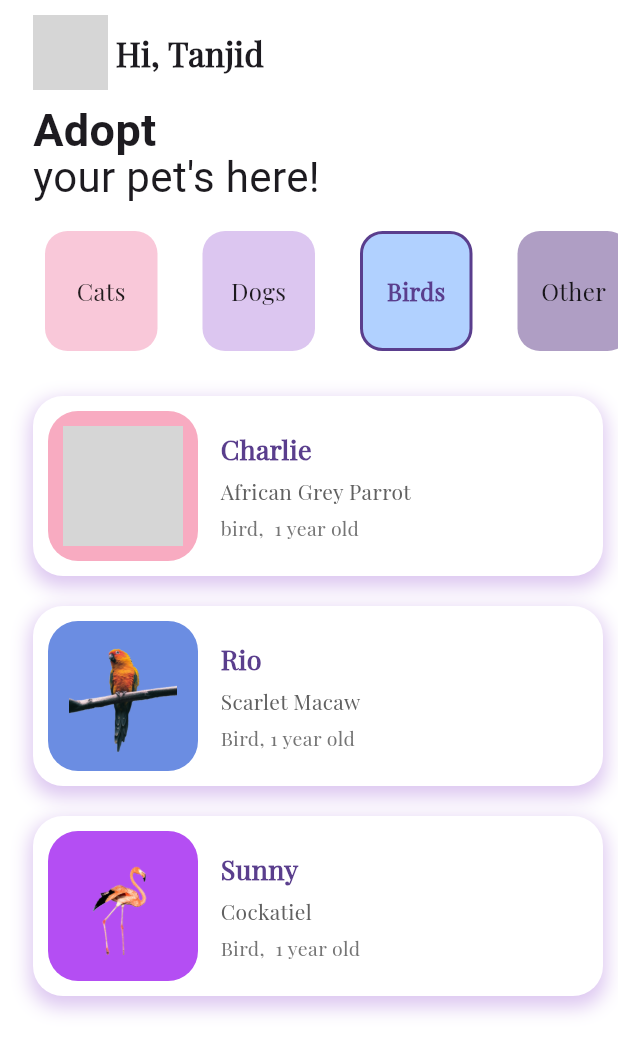
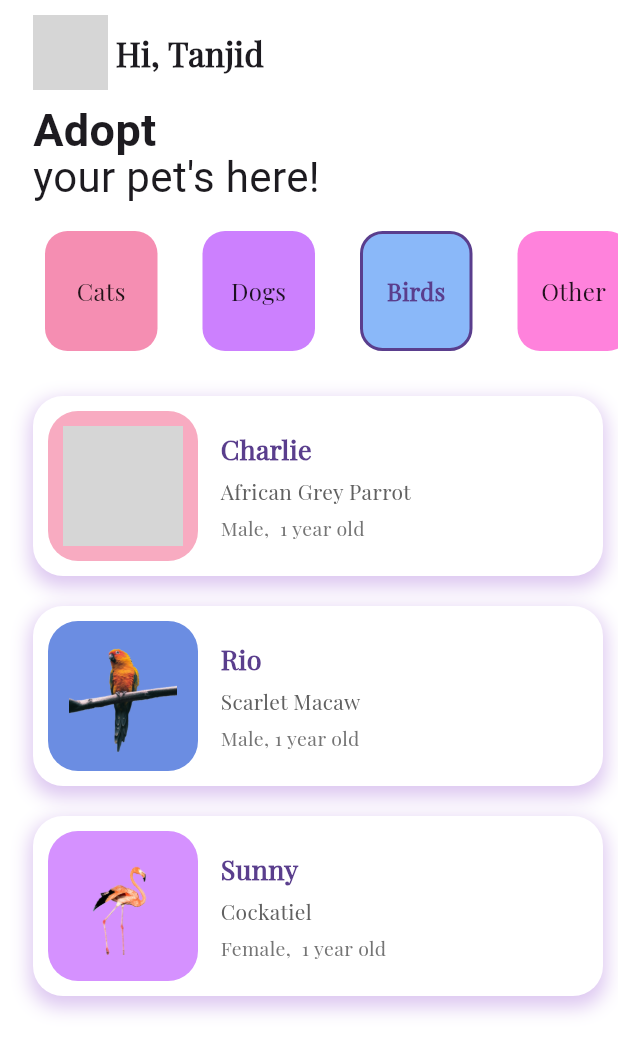
Before and after one commit to TatsTuly/petsrology, a Flutter app: the PetsHomeScreen screen opened by its route, after a tap on "Dogs", after a tap on "Birds", on a phone screen of 412 x 824 dp. Shown: the top 1053 px of the screen. Run offline on Flutter 3.47's test engine with Material 3 defaults, Android fonts, the phone set to English and light mode, and no system bars; grey boxes are pictures that could not be loaded.

Commit message:
colorupdate

```diff
--- a/lib/adoption_screens/home_screen.dart
+++ b/lib/adoption_screens/home_screen.dart
@@ -13,9 +13,9 @@ class _PetsHomeScreenState extends State<PetsHomeScreen> {
   int selectedIndex = 0;
 
   final List<Color> themeColors = [
-    Color(0xFFF9C8D9), // light pink
-    Color(0xFFDCC6F0), // light purple
-    Color(0xFFB1D1FF), // sky blue
+    Color(0xFFF9C8D9),
+    Color(0xFFDCC6F0),
+    Color(0xFFB1D1FF),
     Color(0xFFAF9EC4), // purple
     Color(0xFF5A3E8D), // dark purple
   ];
@@ -179,10 +179,10 @@ class _PetsHomeScreenState extends State<PetsHomeScreen> {
 
   Widget categorySelection() {
     final List<Color> buttonColors = [
-      const Color(0xFFF9C8D9), // light pink
-      const Color(0xFFDCC6F0), // light purple
-      const Color(0xFFB1D1FF), // sky blue
-      const Color(0xFFAF9EC4), // purple
+      const Color.fromARGB(255, 245, 142, 178),
+      const Color.fromARGB(255, 204, 128, 254),
+      const Color.fromARGB(255, 138, 184, 249),
+      const Color.fromARGB(255, 255, 130, 220),
     ];
 
     return SizedBox(
--- a/lib/model/pets_model.dart
+++ b/lib/model/pets_model.dart
@@ -29,8 +29,8 @@ List<PetsModel> cats = [
     image: 'assets/adoption/cat/cat1.png',
     age: "1",
     origin: "US",
-    sex: "Femail ",
-    color: const Color.fromARGB(255, 233, 132, 237),
+    sex: "Female ",
+    color: const Color.fromARGB(255, 241, 160, 244),
     description:
         "Pets bring joy, companionship, and love into our lives. Whether furry, feathered, or scaled, they offer comfort and loyalty. From playful antics to gentle purrs, they teach us patience and responsibility.",
   ),
@@ -40,8 +40,8 @@ List<PetsModel> cats = [
     image: 'assets/adoption/cat/cat2.png',
     age: "2",
     origin: "US",
-    sex: "Femail ",
-    color: const Color.fromARGB(255, 53, 174, 255),
+    sex: "Female",
+    color: const Color.fromARGB(255, 149, 210, 251),
     description:
         "Pets bring joy, companionship, and love into our lives. Whether furry, feathered, or scaled, they offer comfort and loyalty. From playful antics to gentle purrs, they teach us patience and responsibility.",
   ),
@@ -51,8 +51,8 @@ List<PetsModel> cats = [
     image: 'assets/adoption/cat/cat3.png',
     age: "3 ",
     origin: "Iran",
-    sex: "Femail ",
-    color: const Color.fromARGB(255, 134, 69, 255),
+    sex: "Female ",
+    color: const Color.fromARGB(255, 172, 127, 255),
     description:
         "Pets bring joy, companionship, and love into our lives. Whether furry, feathered, or scaled, they offer comfort and loyalty. From playful antics to gentle purrs, they teach us patience and responsibility.",
   ),
@@ -64,8 +64,8 @@ List<PetsModel> dogs = [
     image: 'assets/adoption/dog/dog3.png',
     age: " 1",
     origin: "UK",
-    sex: "Dog",
-    color: const Color.fromARGB(255, 108, 253, 255),
+    sex: "Male",
+    color: const Color.fromARGB(255, 153, 253, 255),
     description:
         "Pets bring joy, companionship, and love into our lives. Whether furry, feathered, or scaled, they offer comfort and loyalty. From playful antics to gentle purrs, they teach us patience and responsibility.",
   ),
@@ -75,8 +75,8 @@ List<PetsModel> dogs = [
     image: 'assets/adoption/dog/dog4.png',
     age: " 2",
     origin: "Italy",
-    sex: "Dog",
-    color: const Color.fromARGB(255, 205, 0, 164),
+    sex: "Female",
+    color: const Color.fromARGB(255, 255, 117, 227),
     description:
         "Pets bring joy, companionship, and love into our lives. Whether furry, feathered, or scaled, they offer comfort and loyalty. From playful antics to gentle purrs, they teach us patience and responsibility.",
   ),
@@ -86,8 +86,8 @@ List<PetsModel> dogs = [
     image: 'assets/adoption/dog/dog5.png',
     age: " 2.5",
     origin: "India",
-    sex: "Dog",
-    color: const Color.fromARGB(255, 113, 98, 247),
+    sex: "Female",
+    color: const Color.fromARGB(255, 114, 128, 254),
     description:
         "Pets bring joy, companionship, and love into our lives. Whether furry, feathered, or scaled, they offer comfort and loyalty. From playful antics to gentle purrs, they teach us patience and responsibility.",
   ),
@@ -97,8 +97,8 @@ List<PetsModel> dogs = [
     image: 'assets/adoption/dog/dog6.png',
     age: "2.5",
     origin: "India",
-    sex: "Dog",
-    color: const Color.fromARGB(255, 47, 216, 243),
+    sex: "Male",
+    color: const Color.fromARGB(255, 136, 239, 255),
     description:
         "Pets bring joy, companionship, and love into our lives. Whether furry, feathered, or scaled, they offer comfort and loyalty. From playful antics to gentle purrs, they teach us patience and responsibility.",
   ),
@@ -108,8 +108,8 @@ List<PetsModel> dogs = [
     image: 'assets/adoption/dog/dog7.png',
     age: " 2.5",
     origin: "India",
-    sex: "Dog",
-    color: const Color.fromARGB(255, 216, 68, 162),
+    sex: "Female",
+    color: const Color.fromARGB(255, 255, 120, 205),
     description:
         "Pets bring joy, companionship, and love into our lives. Whether furry, feathered, or scaled, they offer comfort and loyalty. From playful antics to gentle purrs, they teach us patience and responsibility.",
   ),
@@ -121,7 +121,7 @@ List<PetsModel> birds = [
     image: 'assets/adoption/bird/bird1.png',
     age: " 1",
     origin: "Nepal",
-    sex: "bird",
+    sex: "Male",
     color: const Color.fromARGB(255, 248, 171, 193),
     description:
         "Pets bring joy, companionship, and love into our lives. Whether furry, feathered, or scaled, they offer comfort and loyalty. From playful antics to gentle purrs, they teach us patience and responsibility.",
@@ -132,7 +132,7 @@ List<PetsModel> birds = [
     image: 'assets/adoption/bird/bird2.png',
     age: "1",
     origin: "Fra",
-    sex: "Bird",
+    sex: "Male",
     color: const Color.fromARGB(255, 107, 141, 226),
     description:
         "Pets bring joy, companionship, and love into our lives. Whether furry, feathered, or scaled, they offer comfort and loyalty. From playful antics to gentle purrs, they teach us patience and responsibility.",
@@ -143,8 +143,8 @@ List<PetsModel> birds = [
     image: 'assets/adoption/bird/bird3.png',
     age: " 1",
     origin: " UK",
-    sex: "Bird",
-    color: const Color.fromARGB(255, 180, 78, 243),
+    sex: "Female",
+    color: const Color.fromARGB(255, 213, 145, 255),
     description:
         "Pets bring joy, companionship, and love into our lives. Whether furry, feathered, or scaled, they offer comfort and loyalty. From playful antics to gentle purrs, they teach us patience and responsibility.",
   ),
@@ -158,7 +158,7 @@ List<PetsModel> other = [
       origin: "",
       sex: "",
       description: "",
-      color: const Color(0xffC1B7B1)),
+      color: const Color.fromARGB(255, 224, 162, 255)),
   PetsModel(
       name: '',
       breed: '',
@@ -167,7 +167,7 @@ List<PetsModel> other = [
       origin: "",
       sex: "",
       description: "",
-      color: const Color(0xffC1B7B1)),
+      color: const Color.fromARGB(255, 124, 207, 255)),
 ];
 
 List<String> categoryList = [
--- a/pubspec.yaml
+++ b/pubspec.yaml
@@ -65,7 +65,6 @@ flutter:
      - assets/images/start5Vet.png
      - assets/images/logo.png
      - assets/images/start4.png
-     - assets/login/medialogo.png
      - assets/adoption/dog/dog3.png
      - assets/adoption/dog/dog4.png
      - assets/adoption/dog/dog5.png
@@ -77,7 +76,8 @@ flutter:
      - assets/adoption/cat/cat2.png
      - assets/adoption/cat/cat1.png
      - assets/adoption/cat/cat3.png
-
+     - assets/logo/adoptlogo.png
+     - assets/logo/medialogo.png
 
 
 
```
Also changed, not shown: lib/adoption_screens/Detail/detail.dart (+9 -4 lines), lib/screen/home.dart (+27 -21 lines), lib/screen/loginscreen.dart (+8 -4 lines), lib/screen/signup.dart (+7 -5 lines), lib/screen/welcome.dart (+10 -8 lines), assets/logo/adoptlogo.png (added), assets/logo/medialogo.png (renamed from assets/login/medialogo.png).
